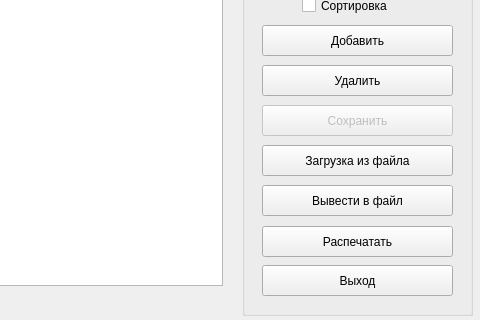
This is tableviewerpage.ui in kr3st1k/prakticheskiy-cringe as Qt 5 draws it before an edit; both pictures show x 668 to 1148 and y 355 to 675 of the 1148 by 675 pixel window. The edited form follows.
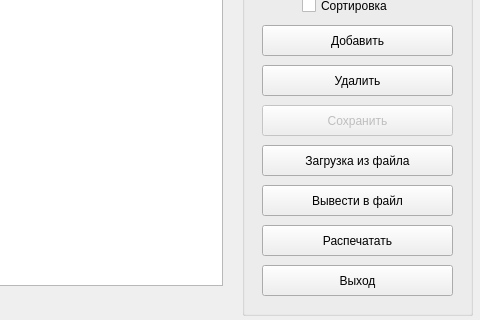
This is the edited form.

Patch:
```diff
--- a/tableviewerpage.ui
+++ b/tableviewerpage.ui
@@ -136,7 +136,7 @@
     <property name="geometry">
      <rect>
       <x>20</x>
-      <y>251</y>
+      <y>250</y>
       <width>191</width>
       <height>31</height>
      </rect>
```
Left out of the diff: 22 changed lines with no effect on the pictures.
